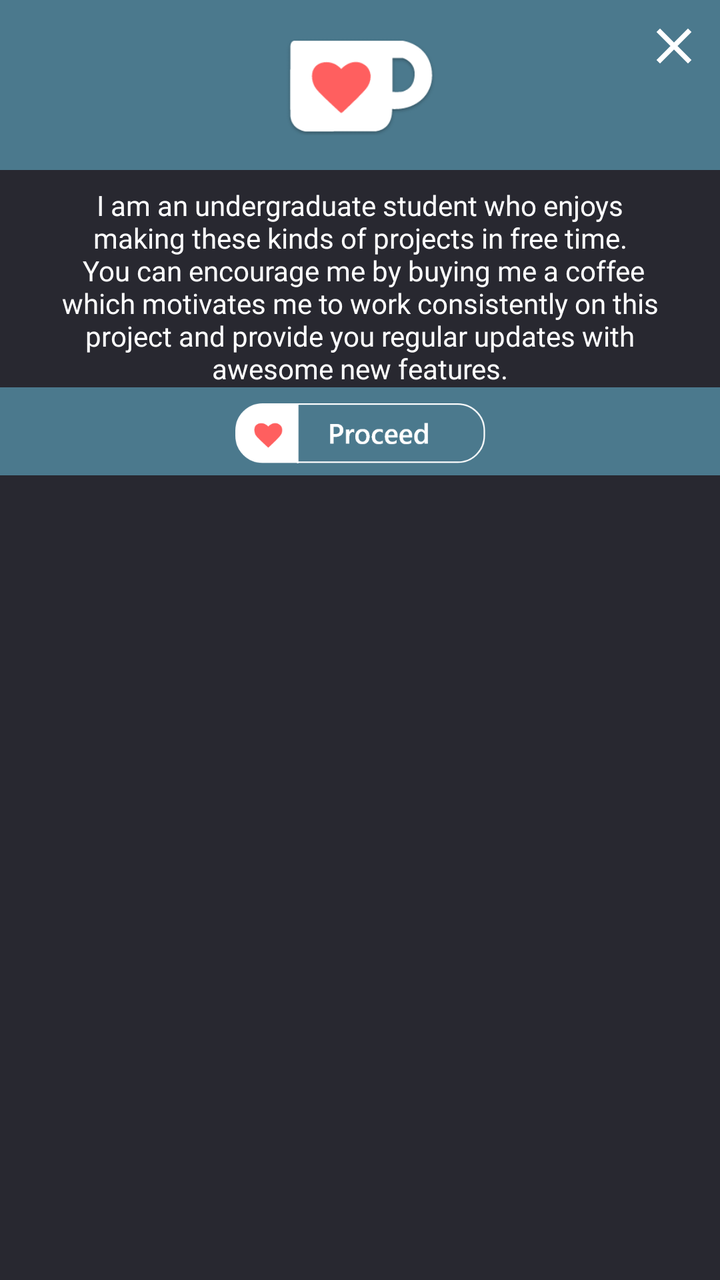
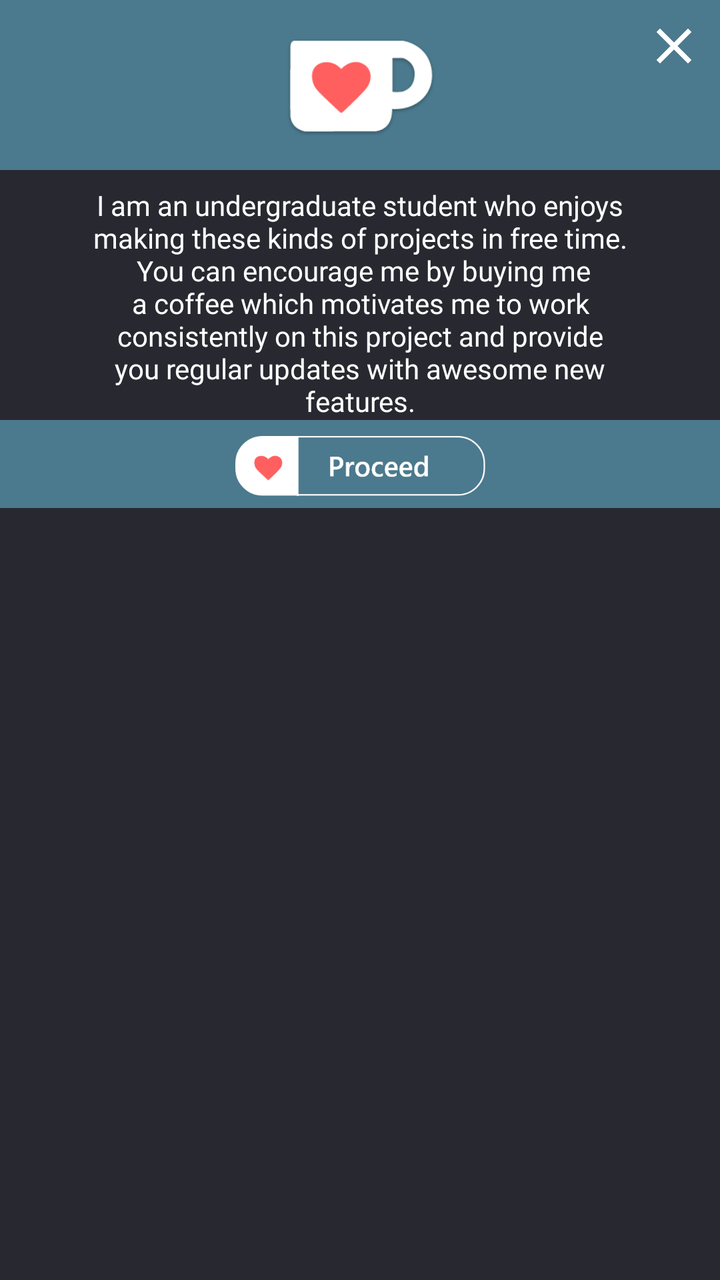

Compare the two renders of this Android layout. The source of the first and the diff that turns it into the second are given below.
<!-- AndroidManifest.xml: application theme AppTheme.NoActionBar -->
<!-- res/layout/custom_dialog_coffee.xml -->
<?xml version="1.0" encoding="utf-8"?>
<androidx.constraintlayout.widget.ConstraintLayout xmlns:android="http://schemas.android.com/apk/res/android"
    xmlns:app="http://schemas.android.com/apk/res-auto"
    xmlns:tools="http://schemas.android.com/tools"
    android:layout_width="wrap_content"
    android:layout_height="wrap_content"
    android:background="@color/darkAccent">

    <TextView
        android:id="@+id/textView30"
        android:layout_width="0dp"
        android:layout_height="85dp"
        android:background="#4B798D"
        app:layout_constraintEnd_toEndOf="parent"
        app:layout_constraintHorizontal_bias="0.0"
        app:layout_constraintStart_toStartOf="parent"
        app:layout_constraintTop_toTopOf="parent" />

    <ImageView
        android:id="@+id/imageView4"
        android:layout_width="wrap_content"
        android:layout_height="50dp"
        android:layout_marginStart="8dp"
        android:layout_marginTop="8dp"
        android:layout_marginEnd="8dp"
        android:layout_marginBottom="8dp"
        app:layout_constraintBottom_toBottomOf="@+id/textView30"
        app:layout_constraintEnd_toEndOf="parent"
        app:layout_constraintStart_toStartOf="parent"
        app:layout_constraintTop_toTopOf="parent"
        app:srcCompat="@drawable/ko_fi" />

    <TextView
        android:id="@+id/textView33"
        android:layout_width="300dp"

        android:layout_height="wrap_content"
        android:layout_marginStart="16dp"
        android:layout_marginTop="8dp"
        android:layout_marginEnd="16dp"
        android:fontFamily="@font/secular_one"
        android:gravity="center_horizontal|center"
        android:text="@string/but_me_coffee"
        android:textColor="@android:color/white"
        app:layout_constraintEnd_toEndOf="parent"
        app:layout_constraintStart_toStartOf="parent"
        app:layout_constraintTop_toBottomOf="@+id/textView30" />

    <ImageView
        android:id="@+id/btn_bak_dialog"
        android:layout_width="30dp"
        android:layout_height="30dp"
        android:layout_marginTop="8dp"
        android:layout_marginEnd="8dp"
        app:layout_constraintEnd_toEndOf="parent"
        app:layout_constraintTop_toTopOf="parent"
        app:srcCompat="@drawable/ic_close_black_24dp" />

    <TextView
        android:id="@+id/textView34"
        android:layout_width="0dp"
        android:layout_height="0dp"
        android:background="#4B798D"
        android:padding="10dp"
        app:layout_constraintBottom_toBottomOf="@+id/textView35"
        app:layout_constraintEnd_toEndOf="parent"
        app:layout_constraintStart_toStartOf="parent"
        app:layout_constraintTop_toTopOf="@+id/rg_dialog" />

    <RadioGroup
        android:id="@+id/rg_dialog"
        android:layout_width="wrap_content"
        android:layout_height="wrap_content"
        android:layout_marginStart="8dp"
        android:layout_marginTop="16dp"
        android:layout_marginEnd="8dp"
        android:orientation="horizontal"
        android:visibility="gone"
        app:layout_constraintEnd_toEndOf="parent"
        app:layout_constraintStart_toStartOf="parent"
        app:layout_constraintTop_toBottomOf="@+id/textView33">

        <RadioButton
            android:id="@+id/radioButton"
            android:layout_width="wrap_content"
            android:layout_height="wrap_content"
            android:layout_marginRight="10dp"
            android:layout_weight="1"
            android:buttonTint="@android:color/white"
            android:fontFamily="@font/abel"
            android:tag="25"
            android:text="₹25 (M)"
            android:textColor="@android:color/white" />

        <RadioButton
            android:id="@+id/radioButton2"
            android:layout_width="wrap_content"
            android:layout_height="wrap_content"
            android:layout_marginLeft="5dp"
            android:layout_marginRight="5dp"
            android:layout_weight="1"
            android:buttonTint="@android:color/white"
            android:checked="true"
            android:tag="55"
            android:text="₹55 (L)"
            android:textColor="@android:color/white" />

        <RadioButton
            android:id="@+id/radioButton3"
            android:layout_width="wrap_content"
            android:layout_height="wrap_content"
            android:layout_marginLeft="10dp"
            android:layout_weight="1"
            android:buttonTint="@android:color/white"
            android:tag="85"
            android:text="₹85 (XL)"
            android:textColor="@android:color/white" />
    </RadioGroup>

    <Button
        android:id="@+id/btn_proceed_dialog"
        android:layout_width="125dp"
        android:layout_height="30dp"
        android:layout_marginStart="8dp"
        android:layout_marginTop="8dp"
        android:layout_marginEnd="8dp"
        android:background="@drawable/btn_cofe"
        app:layout_constraintEnd_toEndOf="parent"
        app:layout_constraintStart_toStartOf="parent"
        app:layout_constraintTop_toBottomOf="@+id/rg_dialog" />

    <TextView
        android:id="@+id/textView35"
        android:layout_width="0dp"
        android:layout_height="1dp"
        android:layout_marginStart="8dp"
        android:layout_marginTop="5dp"
        android:layout_marginEnd="8dp"
        app:layout_constraintEnd_toEndOf="parent"
        app:layout_constraintStart_toStartOf="parent"
        app:layout_constraintTop_toBottomOf="@+id/btn_proceed_dialog" />

</androidx.constraintlayout.widget.ConstraintLayout>
<!-- resources referenced by this layout -->
<resources>
  <color name="darkAccent">#282830</color>
  <!-- drawable btn_cofe: png bitmap (drawable, 21008 bytes) -->
  <!-- drawable ic_close_black_24dp (drawable) -->
  <vector android:height="24dp" android:tint="#FFFFFF"
      android:viewportHeight="24.0" android:viewportWidth="24.0"
      android:width="24dp" xmlns:android="http://schemas.android.com/apk/res/android">
      <path android:fillColor="#FF000000" android:pathData="M19,6.41L17.59,5 12,10.59 6.41,5 5,6.41 10.59,12 5,17.59 6.41,19 12,13.41 17.59,19 19,17.59 13.41,12z"/>
  </vector>
  <!-- drawable ko_fi: png bitmap (drawable, 5628 bytes) -->
  <string name="but_me_coffee">I am an undergraduate student who enjoys making these kinds of
          projects in free time.\n
          You can encourage me by buying me a coffee which motivates me to work consistently on this project and
          provide you regular updates with awesome new features.</string>
  <style name="AppTheme.NoActionBar">
          <item name="windowActionBar">false</item>
          <item name="windowNoTitle">true</item>
      </style>
</resources>

<!-- the commit's change to res/layout/custom_dialog_coffee.xml (unified diff, before → after) -->
@@ -32,7 +32,7 @@
 
     <TextView
         android:id="@+id/textView33"
-        android:layout_width="300dp"
+        android:layout_width="270dp"
 
         android:layout_height="wrap_content"
         android:layout_marginStart="16dp"
